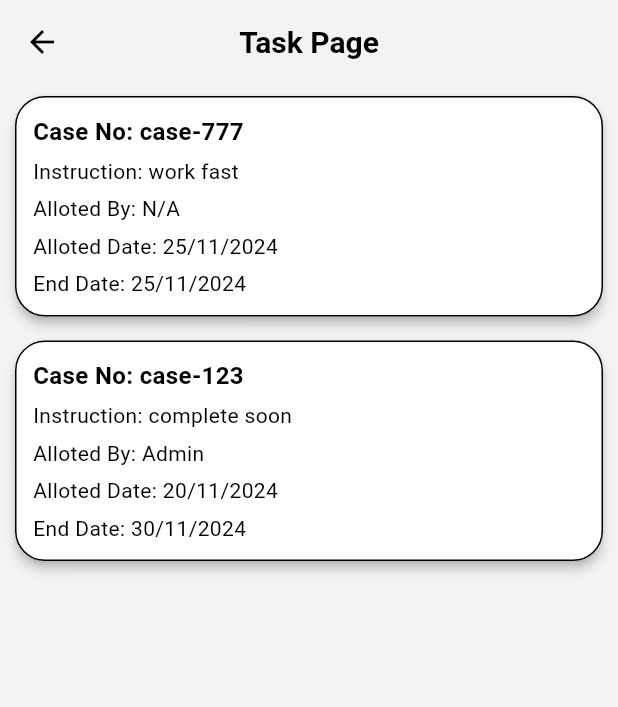
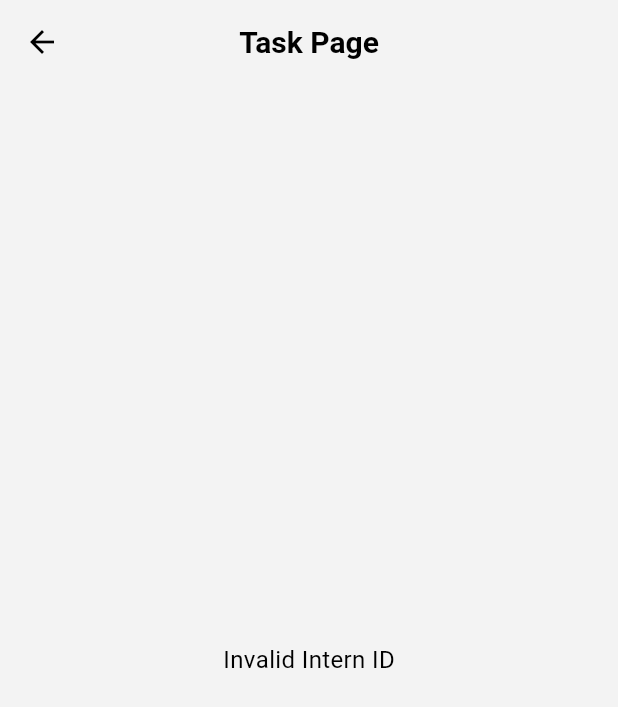
Before and after one commit to jenilbhikadiya/case_sync_intern, a Flutter app: the HomeScreen screen opened directly with empty values, after a tap on "Task", on a phone screen of 412 x 824 dp. Shown: the top 707 px of the screen. Run offline on Flutter 3.47's test engine with Material 3 defaults, Android fonts, the phone set to English and light mode, and no system bars; our stand-ins replace file_picker, flutter_svg, shared_preferences; accounts and stored records are empty.

Commit message:
add task added

```diff
--- a/lib/screens/cases/task_page.dart
+++ b/lib/screens/cases/task_page.dart
@@ -1,25 +1,62 @@
+import 'dart:convert';
 import 'package:flutter/material.dart';
-import 'remark_page.dart';  // Assuming this is where RemarkPage is imported
+import 'package:http/http.dart' as http;
+import 'remark_page.dart';
 import 'show_remark_page.dart';
 import 'task_item.dart';
 
-class TaskPage extends StatelessWidget {
-  final List<TaskItem> taskList = [
-    TaskItem(
-      caseNo: "case-777",
-      instruction: "work fast",
-      allotedBy: "N/A",
-      allotedDate: DateTime(2024, 11, 25),
-      endDate: DateTime(2024, 11, 25),
-    ),
-    TaskItem(
-      caseNo: "case-123",
-      instruction: "complete soon",
-      allotedBy: "Admin",
-      allotedDate: DateTime(2024, 11, 20),
-      endDate: DateTime(2024, 11, 30),
-    ),
-  ];
+class TaskPage extends StatefulWidget {
+  final String internId;
+
+  const TaskPage({super.key, required this.internId});
+
+  @override
+  _TaskPageState createState() => _TaskPageState();
+}
+
+class _TaskPageState extends State<TaskPage> {
+  List<TaskItem> taskList = [];
+  bool isLoading = true;
+  String errorMessage = '';
+
+  @override
+  void initState() {
+    super.initState();
+    fetchTasks();
+  }
+
+  Future<void> fetchTasks() async {
+    if (widget.internId.isEmpty) {
+      setState(() {
+        isLoading = false;
+        errorMessage = 'Invalid Intern ID';
+      });
+      return;
+    }
+
+    const String url =
+        'https://pragmanxt.com/case_sync/services/intern/v1/index.php/intern_task_list';
+
+    try {
+      var request = http.MultipartRequest('POST', Uri.parse(url));
+      request.fields['intern_id'] = widget.internId;
+
+      var response = await request.send();
+      if (response.statusCode == 200) {
+        // Existing logic
+      } else {
+        setState(() {
+          isLoading = false;
+          errorMessage = 'Failed to fetch tasks. Server error.';
+        });
+      }
+    } catch (e) {
+      setState(() {
+        isLoading = false;
+        errorMessage = 'An error occurred while fetching tasks: $e';
+      });
+    }
+  }
 
   @override
   Widget build(BuildContext context) {
@@ -27,20 +64,18 @@ class TaskPage extends StatelessWidget {
       appBar: AppBar(
         title: const Text(
           'Task Page',
-          style: TextStyle(
-            color: Colors.black,
-            fontWeight: FontWeight.bold,
-          ),
+          style: TextStyle(color: Colors.black, fontWeight: FontWeight.bold),
         ),
         centerTitle: true,
         backgroundColor: const Color(0xFFF3F3F3),
         elevation: 0,
-        iconTheme: const IconThemeData(
-          color: Colors.black,
-        ),
+        iconTheme: const IconThemeData(color: Colors.black),
       ),
       backgroundColor: const Color(0xFFF3F3F3),
-      body: ListView.builder(
+      body: isLoading
+          ? const Center(child: CircularProgressIndicator())
+          : taskList.isNotEmpty
+              ? ListView.builder(
                   itemCount: taskList.length,
                   itemBuilder: (context, index) {
                     final taskItem = taskList[index];
@@ -49,12 +84,14 @@ class TaskPage extends StatelessWidget {
                         _showDropdownMenu(context, taskItem);
                       },
                       child: Card(
-              margin: const EdgeInsets.symmetric(vertical: 8.0, horizontal: 10.0),
+                        margin: const EdgeInsets.symmetric(
+                            vertical: 8.0, horizontal: 10.0),
                         color: Colors.white,
                         elevation: 3,
                         shape: RoundedRectangleBorder(
                           borderRadius: BorderRadius.circular(20),
-                side: const BorderSide(color: Colors.black, style: BorderStyle.solid),
+                          side: const BorderSide(
+                              color: Colors.black, style: BorderStyle.solid),
                         ),
                         child: Padding(
                           padding: const EdgeInsets.all(12.0),
@@ -66,44 +103,33 @@ class TaskPage extends StatelessWidget {
                                 style: const TextStyle(
                                     fontWeight: FontWeight.bold,
                                     fontSize: 16,
-                        color: Colors.black,
-                      ),
+                                    color: Colors.black),
                               ),
                               const SizedBox(height: 5),
                               Text(
                                 'Instruction: ${taskItem.instruction}',
                                 style: const TextStyle(
-                        fontSize: 14,
-                        color: Colors.black,
-                      ),
+                                    fontSize: 14, color: Colors.black),
                               ),
                               const SizedBox(height: 5),
                               Text(
                                 'Alloted By: ${taskItem.allotedBy}',
                                 style: const TextStyle(
-                        fontSize: 14,
-                        color: Colors.black,
-                      ),
+                                    fontSize: 14, color: Colors.black),
                               ),
                               const SizedBox(height: 5),
                               Text(
-                      'Alloted Date: ${taskItem.allotedDate.day.toString().padLeft(2, '0')}/'
-                          '${taskItem.allotedDate.month.toString().padLeft(2, '0')}/'
-                          '${taskItem.allotedDate.year}',
+                                'Alloted Date: ${taskItem.allotedDate.toLocal()}'
+                                    .split(' ')[0],
                                 style: const TextStyle(
-                        fontSize: 14,
-                        color: Colors.black,
-                      ),
+                                    fontSize: 14, color: Colors.black),
                               ),
                               const SizedBox(height: 5),
                               Text(
-                      'End Date: ${taskItem.endDate.day.toString().padLeft(2, '0')}/'
-                          '${taskItem.endDate.month.toString().padLeft(2, '0')}/'
-                          '${taskItem.endDate.year}',
+                                'End Date: ${taskItem.endDate.toLocal()}'
+                                    .split(' ')[0],
                                 style: const TextStyle(
-                        fontSize: 14,
-                        color: Colors.black,
-                      ),
+                                    fontSize: 14, color: Colors.black),
                               ),
                             ],
                           ),
@@ -111,6 +137,14 @@ class TaskPage extends StatelessWidget {
                       ),
                     );
                   },
+                )
+              : Center(
+                  child: Text(
+                    errorMessage.isNotEmpty
+                        ? errorMessage
+                        : 'No tasks available.',
+                    style: const TextStyle(fontSize: 16, color: Colors.black),
+                  ),
                 ),
     );
   }
@@ -125,10 +159,11 @@ class TaskPage extends StatelessWidget {
               leading: const Icon(Icons.edit),
               title: const Text('Remark'),
               onTap: () {
-                Navigator.pop(context); // Close the bottom sheet
+                Navigator.pop(context);
                 Navigator.push(
                   context,
-                  MaterialPageRoute(builder: (context) => RemarkPage(taskItem: taskItem)),
+                  MaterialPageRoute(
+                      builder: (context) => RemarkPage(taskItem: taskItem)),
                 );
               },
             ),
@@ -136,10 +171,11 @@ class TaskPage extends StatelessWidget {
               leading: const Icon(Icons.visibility),
               title: const Text('Show Remark'),
               onTap: () {
-                Navigator.pop(context); // Close the bottom sheet
+                Navigator.pop(context);
                 Navigator.push(
                   context,
-                  MaterialPageRoute(builder: (context) => ShowRemarkPage(taskItem: taskItem)),
+                  MaterialPageRoute(
+                      builder: (context) => ShowRemarkPage(taskItem: taskItem)),
                 );
               },
             ),
--- a/lib/screens/forms/login.dart
+++ b/lib/screens/forms/login.dart
@@ -54,7 +54,7 @@ class _LoginScreenState extends State<LoginScreen> {
         Map<String, dynamic> response =
             await ApiResponse.loginUser(email, password);
 
-        if (response['success'] == true) {
+        if (response['success'] == true && response['data'] != null) {
           Navigator.pushReplacement(
             context,
             MaterialPageRoute(
--- a/lib/screens/home.dart
+++ b/lib/screens/home.dart
@@ -5,6 +5,7 @@ import 'appbar/notification_drawer.dart';
 import 'appbar/settings_drawer.dart';
 import 'cases/case_history.dart';
 import 'cases/task_page.dart';
+
 class HomeScreen extends StatelessWidget {
   final List<dynamic> responseBody;
 
@@ -14,9 +15,15 @@ class HomeScreen extends StatelessWidget {
   Widget build(BuildContext context) {
     final screenWidth = MediaQuery.of(context).size.width;
 
+    // Validate responseBody and user data
     List<dynamic> userList = responseBody;
-    Map<String, dynamic> userData = userList.isNotEmpty ? userList[0] : {};
-    String userName = userData['name'] ?? 'User';
+    Map<String, dynamic> userData =
+        userList.isNotEmpty && userList[0] is Map<String, dynamic>
+            ? userList[0] as Map<String, dynamic>
+            : {};
+    String userName = (userData['name'] is String && userData['name'] != null)
+        ? userData['name'] as String
+        : 'User';
 
     String getGreeting() {
       var hour = DateTime.now().hour;
@@ -35,6 +42,8 @@ class HomeScreen extends StatelessWidget {
     double cardIconPositionX = cardWidth * 0.08;
     double cardIconPositionY = cardHeight * 0.21;
     double cardTextPositionY = cardHeight * 0.57;
+    print('User data: $userData');
+    print('Intern ID: ${userData['intern_id']}');
 
     return Scaffold(
       backgroundColor: const Color.fromRGBO(243, 243, 243, 1),
@@ -42,7 +51,7 @@ class HomeScreen extends StatelessWidget {
         surfaceTintColor: Colors.transparent,
         backgroundColor: const Color.fromRGBO(243, 243, 243, 1),
         elevation: 0,
-        leadingWidth: 56 + 30,
+        leadingWidth: 86,
         leading: IconButton(
           icon: SvgPicture.asset(
             'assets/icons/notification.svg',
@@ -52,15 +61,15 @@ class HomeScreen extends StatelessWidget {
           onPressed: () {
             showModalBottomSheet(
               context: context,
-              scrollControlDisabledMaxHeightRatio: 5 / 6,
-              backgroundColor: Color.fromRGBO(201, 201, 201, 1),
+              isScrollControlled: true,
+              backgroundColor: const Color.fromRGBO(201, 201, 201, 1),
               builder: (context) => const NotificationDrawer(),
             );
           },
         ),
         actions: [
           Padding(
-            padding: EdgeInsets.only(right: 20),
+            padding: const EdgeInsets.only(right: 20),
             child: IconButton(
               icon: SvgPicture.asset(
                 'assets/icons/settings.svg',
@@ -70,8 +79,8 @@ class HomeScreen extends StatelessWidget {
               onPressed: () {
                 showModalBottomSheet(
                   context: context,
-                  scrollControlDisabledMaxHeightRatio: 5 / 6,
-                  backgroundColor: Color.fromRGBO(201, 201, 201, 1),
+                  isScrollControlled: true,
+                  backgroundColor: const Color.fromRGBO(201, 201, 201, 1),
                   builder: (context) => const SettingsDrawer(),
                 );
               },
@@ -99,14 +108,11 @@ class HomeScreen extends StatelessWidget {
                 style: const TextStyle(
                   fontSize: 40,
                   fontWeight: FontWeight.w900,
-                  color: Color.fromRGBO(37, 27, 70, 1.000),
+                  color: Color.fromRGBO(37, 27, 70, 1.0),
                   height: 1.1,
                 ),
               ),
-
               const SizedBox(height: 20),
-
-              // "Cases" section
               const Text(
                 'Cases',
                 style: TextStyle(
@@ -133,7 +139,12 @@ class HomeScreen extends StatelessWidget {
                     cardIconPositionY,
                     cardTextPositionY,
                     context,
-                    TaskPage(),
+                    TaskPage(
+                      internId: userData['intern_id'] != null &&
+                              userData['intern_id'] is String
+                          ? userData['intern_id'] as String
+                          : '',
+                    ),
                   ),
                   _buildCard(
                     'Case History',
@@ -144,14 +155,10 @@ class HomeScreen extends StatelessWidget {
                     cardIconPositionY,
                     cardTextPositionY,
                     context,
-                    CaseHistoryScreen(),
+                    const CaseHistoryScreen(),
                   ),
                 ],
               ),
-              const SizedBox(height: 20),
-              const SizedBox(height: 20),
-
-              const SizedBox(height: 10),
               const SizedBox(height: 20),
             ],
           ),
```
Also changed, not shown: pubspec.lock. Lines whose indentation alone changed are shown as unchanged.
